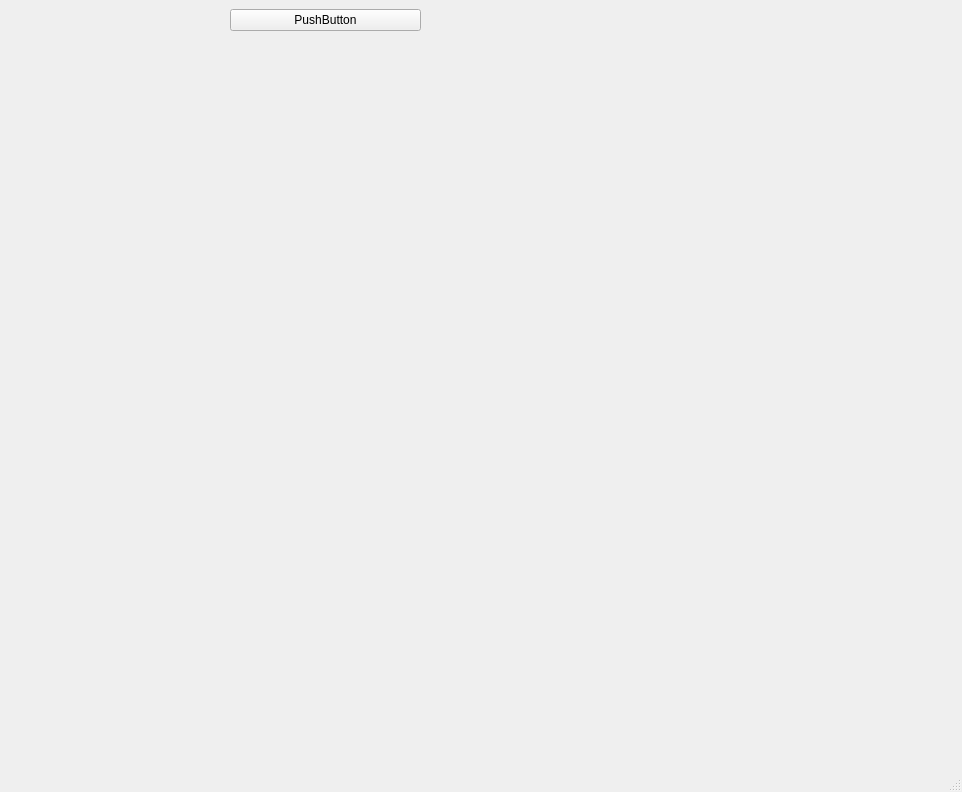
Old version of the form 001-C-basicViewerWithOptions/uis/mainwindow.ui in the repository haknkayaa/Qt-OpenCASCADE-Projects.
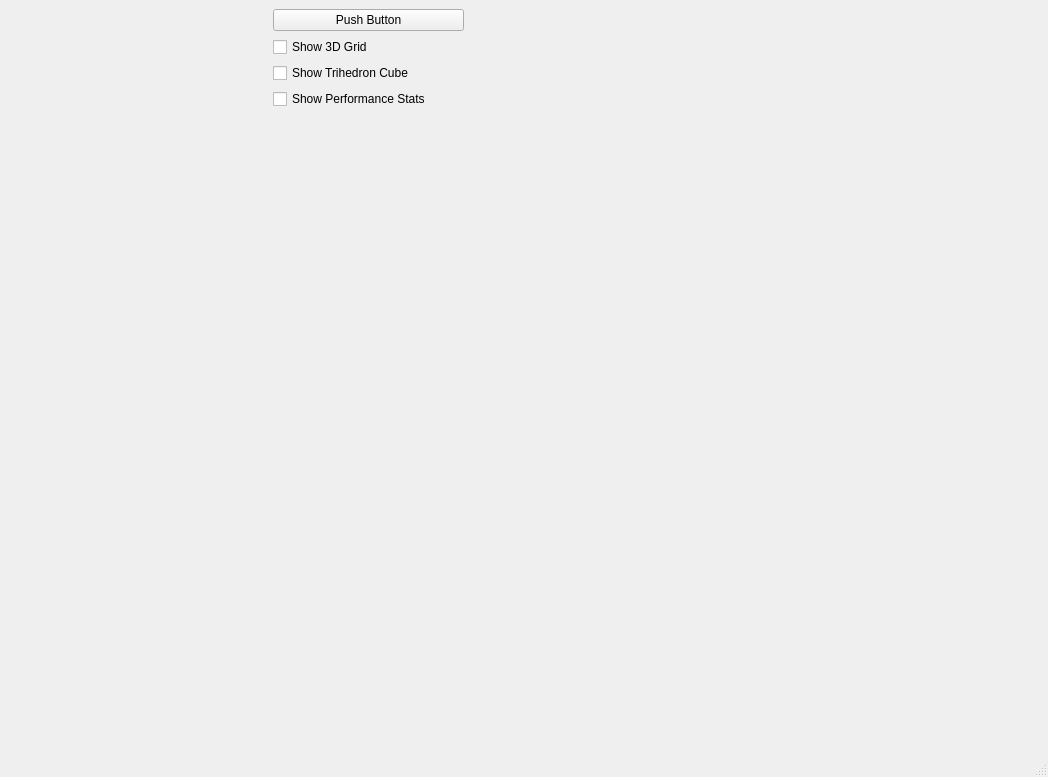
New version of the form.

Commit message: added show 3d grid, trihedron, performance stats

Patch:
```diff
--- a/001-C-basicViewerWithOptions/uis/mainwindow.ui
+++ b/001-C-basicViewerWithOptions/uis/mainwindow.ui
@@ -6,8 +6,8 @@
    <rect>
     <x>0</x>
     <y>0</y>
-    <width>962</width>
-    <height>792</height>
+    <width>1048</width>
+    <height>777</height>
    </rect>
   </property>
   <property name="windowTitle">
@@ -42,13 +42,34 @@
         <item>
          <widget class="QPushButton" name="pushButton">
           <property name="text">
-           <string>PushButton</string>
+           <string>Push Button</string>
           </property>
           <property name="autoRepeat">
            <bool>false</bool>
           </property>
          </widget>
         </item>
+        <item>
+         <widget class="QCheckBox" name="check_show3DGrid">
+          <property name="text">
+           <string>Show 3D Grid</string>
+          </property>
+         </widget>
+        </item>
+        <item>
+         <widget class="QCheckBox" name="check_showTrihedronCube">
+          <property name="text">
+           <string>Show Trihedron Cube</string>
+          </property>
+         </widget>
+        </item>
+        <item>
+         <widget class="QCheckBox" name="check_showPerformanceStats">
+          <property name="text">
+           <string>Show Performance Stats</string>
+          </property>
+         </widget>
+        </item>
         <item>
          <spacer name="ButtonSpacer">
           <property name="orientation">
```
Left out of the diff: 2 changed lines with no effect on the pictures. The commit also changes 9 other files.
